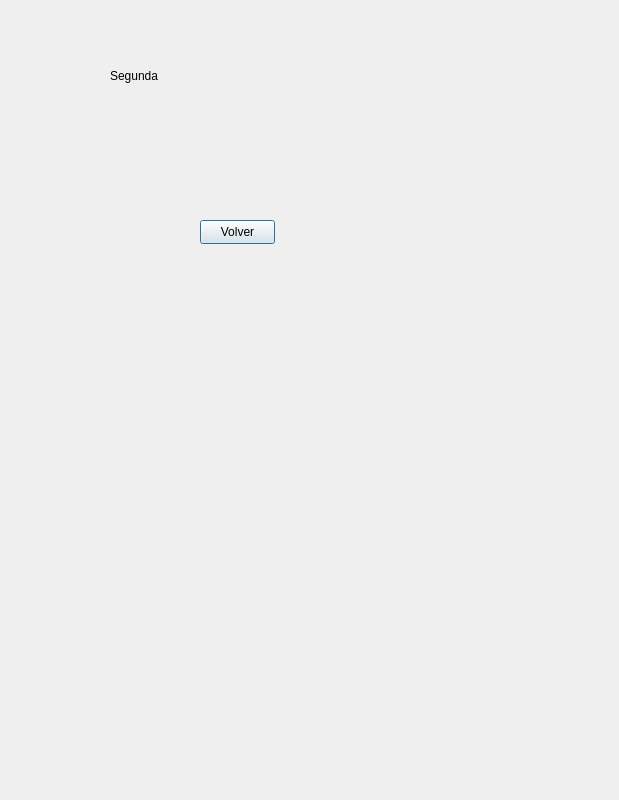
Before: the Qt Designer form Segunda.ui in min1t3ck/PRACTICA_07, drawn with Qt 5.
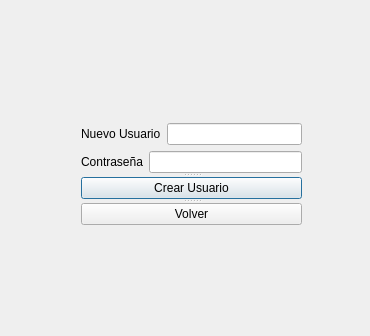
After: the same form once the commit is applied.

The edit to the form file:
```diff
--- a/Segunda.ui
+++ b/Segunda.ui
@@ -6,38 +6,84 @@
    <rect>
     <x>0</x>
     <y>0</y>
-    <width>619</width>
-    <height>800</height>
+    <width>370</width>
+    <height>336</height>
    </rect>
   </property>
+  <property name="minimumSize">
+   <size>
+    <width>370</width>
+    <height>336</height>
+   </size>
+  </property>
+  <property name="maximumSize">
+   <size>
+    <width>370</width>
+    <height>336</height>
+   </size>
+  </property>
   <property name="windowTitle">
    <string>Dialog</string>
   </property>
-  <widget class="QLabel" name="label">
+  <widget class="QSplitter" name="splitter_2">
    <property name="geometry">
     <rect>
-     <x>110</x>
-     <y>40</y>
-     <width>141</width>
-     <height>71</height>
+     <x>81</x>
+     <y>123</y>
+     <width>221</width>
+     <height>102</height>
     </rect>
    </property>
-   <property name="text">
-    <string>Segunda</string>
+   <property name="orientation">
+    <enum>Qt::Vertical</enum>
    </property>
-  </widget>
-  <widget class="QPushButton" name="btn3">
-   <property name="geometry">
-    <rect>
-     <x>200</x>
-     <y>220</y>
-     <width>75</width>
-     <height>24</height>
-    </rect>
-   </property>
-   <property name="text">
-    <string>Volver</string>
-   </property>
+   <widget class="QSplitter" name="splitter">
+    <property name="orientation">
+     <enum>Qt::Vertical</enum>
+    </property>
+    <widget class="QWidget" name="">
+     <layout class="QVBoxLayout" name="verticalLayout">
+      <item>
+       <layout class="QHBoxLayout" name="horizontalLayout">
+        <item>
+         <widget class="QLabel" name="label_5">
+          <property name="text">
+           <string>Nuevo Usuario</string>
+          </property>
+         </widget>
+        </item>
+        <item>
+         <widget class="QLineEdit" name="Nuevo_usuario"/>
+        </item>
+       </layout>
+      </item>
+      <item>
+       <layout class="QHBoxLayout" name="horizontalLayout_2">
+        <item>
+         <widget class="QLabel" name="label_6">
+          <property name="text">
+           <string>Contraseña</string>
+          </property>
+         </widget>
+        </item>
+        <item>
+         <widget class="QLineEdit" name="Contra2"/>
+        </item>
+       </layout>
+      </item>
+     </layout>
+    </widget>
+    <widget class="QPushButton" name="btnCrear_Usuario">
+     <property name="text">
+      <string>Crear Usuario</string>
+     </property>
+    </widget>
+   </widget>
+   <widget class="QPushButton" name="btn3">
+    <property name="text">
+     <string>Volver</string>
+    </property>
+   </widget>
   </widget>
  </widget>
  <resources/>
```
